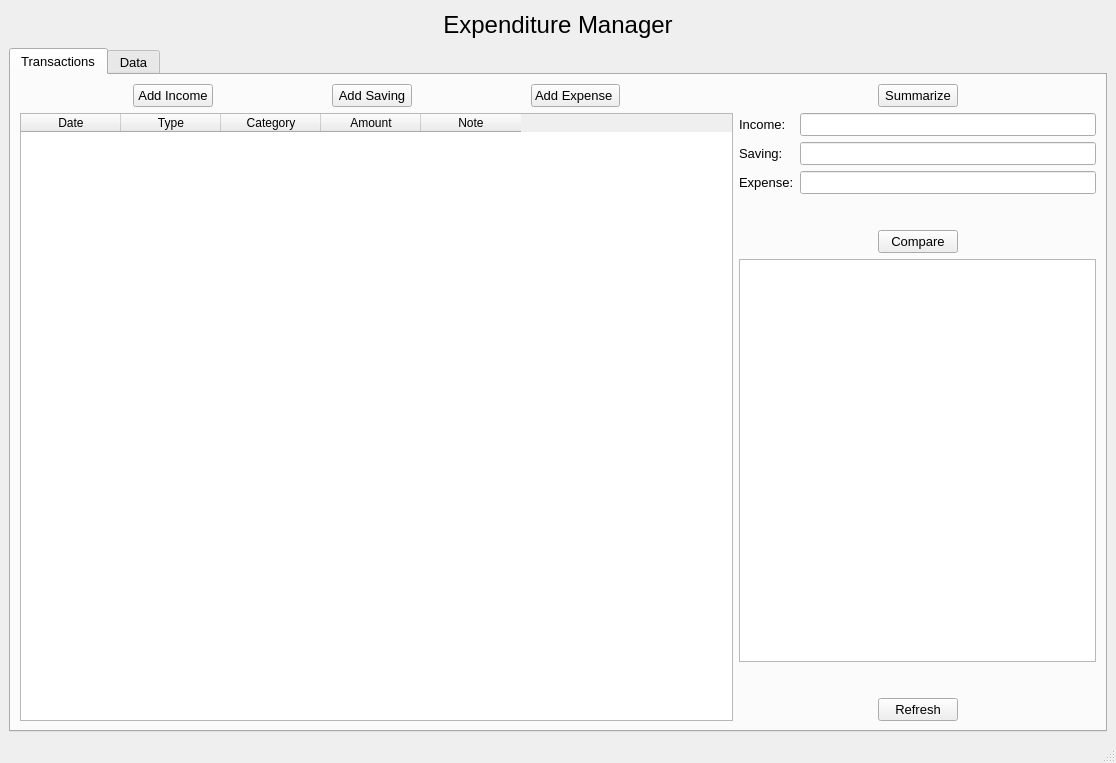
The window that ui_files/Inter_MainWindow.ui (thinh-doan/Expenditure_Manager) describes before a commit, drawn with Qt 5.
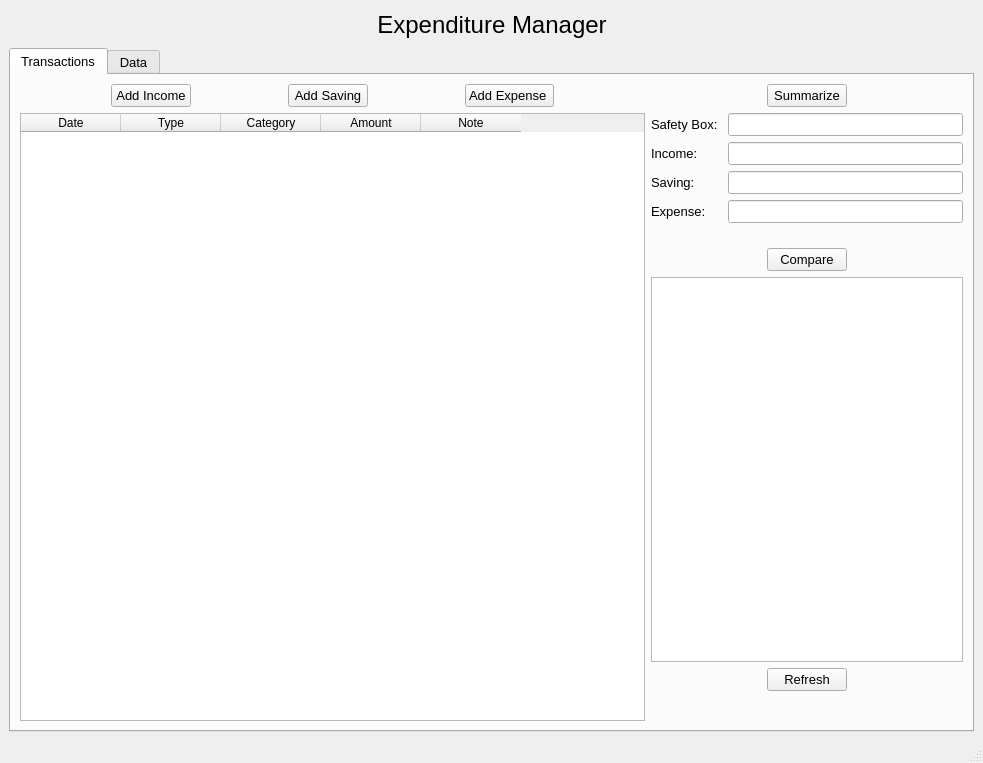
The same window after the commit.

Diff of the .ui file:
```diff
--- a/ui_files/Inter_MainWindow.ui
+++ b/ui_files/Inter_MainWindow.ui
@@ -6,7 +6,7 @@
    <rect>
     <x>0</x>
     <y>0</y>
-    <width>1116</width>
+    <width>983</width>
     <height>763</height>
    </rect>
   </property>
@@ -19,7 +19,7 @@
    <string>Expenditure Manager</string>
   </property>
   <widget class="QWidget" name="centralwidget">
-   <layout class="QVBoxLayout" name="verticalLayout" stretch="0,18">
+   <layout class="QVBoxLayout" name="verticalLayout_3">
     <item>
      <layout class="QHBoxLayout" name="horizontalLayout">
       <item>
@@ -75,10 +75,12 @@
        <attribute name="title">
         <string>Transactions</string>
        </attribute>
-       <layout class="QGridLayout" name="gridLayout_5" columnstretch="2,1,0">
-        <item row="0" column="0">
-         <layout class="QGridLayout" name="gridLayout">
-          <item row="0" column="0">
+       <layout class="QHBoxLayout" name="horizontalLayout_10" stretch="0">
+        <item>
+         <layout class="QHBoxLayout" name="horizontalLayout_9" stretch="2,1">
+          <item>
+           <layout class="QVBoxLayout" name="verticalLayout_2">
+            <item>
            <layout class="QHBoxLayout" name="horizontalLayout_2">
             <item>
              <spacer name="horizontalSpacer_4">
@@ -155,46 +157,7 @@
             </item>
            </layout>
           </item>
-         </layout>
-        </item>
-        <item row="0" column="1">
-         <layout class="QHBoxLayout" name="horizontalLayout_6">
           <item>
-           <spacer name="horizontalSpacer_11">
-            <property name="orientation">
-             <enum>Qt::Horizontal</enum>
-            </property>
-            <property name="sizeHint" stdset="0">
-             <size>
-              <width>40</width>
-              <height>20</height>
-             </size>
-            </property>
-           </spacer>
-          </item>
-          <item>
-           <widget class="QPushButton" name="btnSummarize">
-            <property name="text">
-             <string>Summarize</string>
-            </property>
-           </widget>
-          </item>
-          <item>
-           <spacer name="horizontalSpacer_12">
-            <property name="orientation">
-             <enum>Qt::Horizontal</enum>
-            </property>
-            <property name="sizeHint" stdset="0">
-             <size>
-              <width>40</width>
-              <height>20</height>
-             </size>
-            </property>
-           </spacer>
-          </item>
-         </layout>
-        </item>
-        <item row="1" column="0">
          <widget class="QTableWidget" name="tableInfor">
           <column>
            <property name="text">
@@ -223,23 +186,60 @@
           </column>
          </widget>
         </item>
-        <item row="1" column="1">
-         <layout class="QVBoxLayout" name="verticalLayout_4">
+           </layout>
+          </item>
           <item>
-           <layout class="QVBoxLayout" name="verticalLayout_5">
+           <layout class="QVBoxLayout" name="verticalLayout">
             <item>
-             <layout class="QGridLayout" name="gridLayout_3">
-              <item row="0" column="1">
-               <widget class="QLineEdit" name="txtIncome"/>
+             <layout class="QHBoxLayout" name="horizontalLayout_6">
+              <item>
+               <spacer name="horizontalSpacer_11">
+                <property name="orientation">
+                 <enum>Qt::Horizontal</enum>
+                </property>
+                <property name="sizeHint" stdset="0">
+                 <size>
+                  <width>40</width>
+                  <height>20</height>
+                 </size>
+                </property>
+               </spacer>
               </item>
-              <item row="3" column="0">
-               <widget class="QLabel" name="label_4">
+              <item>
+               <widget class="QPushButton" name="btnSummarize">
                 <property name="text">
-                 <string>Expense:</string>
+                 <string>Summarize</string>
                 </property>
                </widget>
               </item>
+              <item>
+               <spacer name="horizontalSpacer_12">
+                <property name="orientation">
+                 <enum>Qt::Horizontal</enum>
+                </property>
+                <property name="sizeHint" stdset="0">
+                 <size>
+                  <width>40</width>
+                  <height>20</height>
+                 </size>
+                </property>
+               </spacer>
+              </item>
+             </layout>
+            </item>
+            <item>
+             <layout class="QFormLayout" name="formLayout">
               <item row="0" column="0">
+               <widget class="QLabel" name="label_7">
+                <property name="text">
+                 <string>Safety Box: </string>
+                </property>
+               </widget>
+              </item>
+              <item row="0" column="1">
+               <widget class="QLineEdit" name="txtIncome_2"/>
+              </item>
+              <item row="1" column="0">
                <widget class="QLabel" name="label_3">
                 <property name="text">
                  <string>Income:</string>
@@ -247,19 +247,31 @@
                </widget>
               </item>
               <item row="1" column="1">
-               <widget class="QLineEdit" name="txtSaving"/>
+               <widget class="QLineEdit" name="txtIncome"/>
               </item>
-              <item row="1" column="0">
+              <item row="2" column="0">
                <widget class="QLabel" name="label_2">
                 <property name="text">
                  <string>Saving:</string>
                 </property>
                </widget>
               </item>
+              <item row="2" column="1">
+               <widget class="QLineEdit" name="txtSaving"/>
+              </item>
+              <item row="3" column="0">
+               <widget class="QLabel" name="label_4">
+                <property name="text">
+                 <string>Expense:</string>
+                </property>
+               </widget>
+              </item>
               <item row="3" column="1">
-               <widget class="QLineEdit" name="txtExpense"/>
+               <widget class="QLineEdit" name="txtIncome_3"/>
               </item>
-              <item row="4" column="1">
+             </layout>
+            </item>
+            <item>
                <spacer name="verticalSpacer">
                 <property name="orientation">
                  <enum>Qt::Vertical</enum>
@@ -269,13 +281,11 @@
                 </property>
                 <property name="sizeHint" stdset="0">
                  <size>
-                  <width>20</width>
-                  <height>30</height>
+                <width>266</width>
+                <height>19</height>
                  </size>
                 </property>
                </spacer>
-              </item>
-             </layout>
             </item>
             <item>
              <layout class="QHBoxLayout" name="horizontalLayout_3">
@@ -317,22 +327,6 @@
             <item>
              <widget class="QPlainTextEdit" name="txtComment"/>
             </item>
-            <item>
-             <spacer name="verticalSpacer_2">
-              <property name="orientation">
-               <enum>Qt::Vertical</enum>
-              </property>
-              <property name="sizeType">
-               <enum>QSizePolicy::Preferred</enum>
-              </property>
-              <property name="sizeHint" stdset="0">
-               <size>
-                <width>20</width>
-                <height>30</height>
-               </size>
-              </property>
-             </spacer>
-            </item>
             <item>
              <layout class="QHBoxLayout" name="horizontalLayout_5">
               <item>
@@ -370,12 +364,25 @@
               </item>
              </layout>
             </item>
-           </layout>
+            <item>
+             <spacer name="verticalSpacer_2">
+              <property name="orientation">
+               <enum>Qt::Vertical</enum>
+              </property>
+              <property name="sizeType">
+               <enum>QSizePolicy::Preferred</enum>
+              </property>
+              <property name="sizeHint" stdset="0">
+               <size>
+                <width>20</width>
+                <height>30</height>
+               </size>
+              </property>
+             </spacer>
           </item>
          </layout>
         </item>
-        <item row="2" column="2">
-         <layout class="QVBoxLayout" name="verticalLayout_2"/>
+         </layout>
         </item>
        </layout>
       </widget>
```
Left out of the diff: 2 changed lines with no effect on the pictures. Lines whose indentation alone changed are shown as unchanged.
